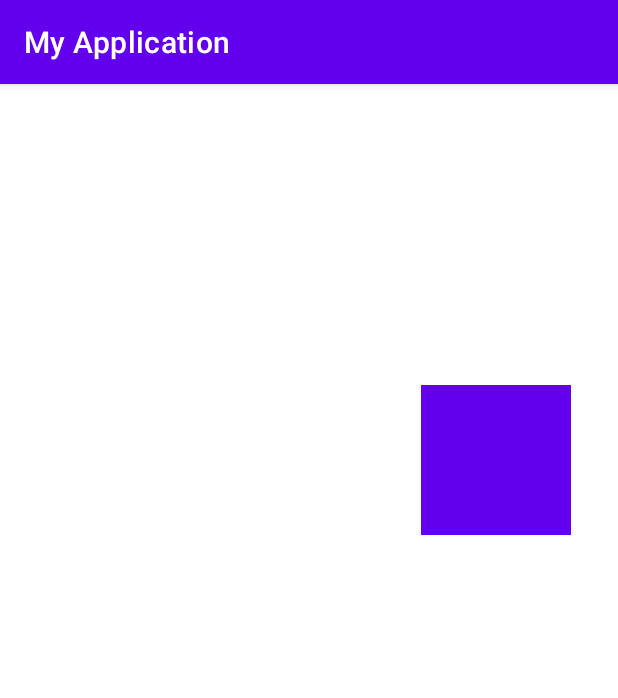
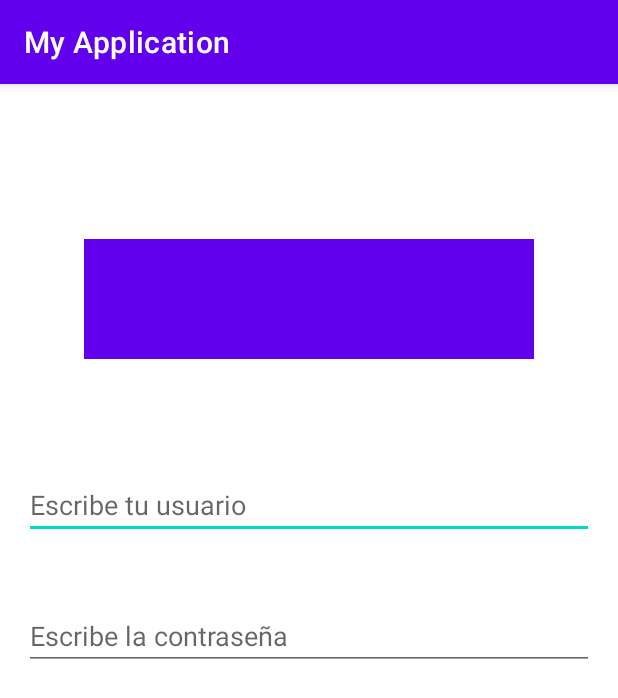
Before and after one commit to Bonifacio08/MyApplication, an Android app: the screen it shows after launch (MainActivity), on a phone screen of 412 x 824 dp. Shown: the top 698 px of the screen. Run offline under Robolectric (Android 15) with nearby library versions, the phone set to English and light mode, and no system bars.

Commit message:
EditText: Escribir usario terminado. EditText: Escribir contraseña terminado.

```diff
--- a/app/src/main/res/layout/activity_main.xml
+++ b/app/src/main/res/layout/activity_main.xml
@@ -7,14 +7,41 @@
     tools:context=".MainActivity">
 
     <View
-        android:layout_width="100dp"
-        android:layout_height="100dp"
+        android:id="@+id/viewLogo"
+        android:layout_width="300dp"
+        android:layout_height="80dp"
         android:background="@color/purple_500"
-        app:layout_constraintHorizontal_bias="0.9"
-        app:layout_constraintVertical_bias="0.3"
+        app:layout_constraintHorizontal_bias="0.5"
+        app:layout_constraintVertical_bias="0.15"
         app:layout_constraintBottom_toBottomOf="parent"
         app:layout_constraintEnd_toEndOf="parent"
         app:layout_constraintStart_toStartOf="parent"
         app:layout_constraintTop_toTopOf="parent" />
 
+    <EditText
+        android:id="@+id/etUser"
+        android:layout_width="0dp"
+        android:layout_marginStart="16dp"
+        android:layout_marginEnd="16dp"
+        android:layout_height="wrap_content"
+        android:hint="Escribe tu usuario"
+        app:layout_constraintVertical_bias="0.25"
+        app:layout_constraintEnd_toEndOf="parent"
+        app:layout_constraintStart_toStartOf="parent"
+        app:layout_constraintTop_toTopOf="@id/viewLogo"
+        app:layout_constraintBottom_toBottomOf="parent"/>
+
+    <EditText
+        android:id="@+id/etPassword"
+        android:layout_width="0dp"
+        android:layout_height="wrap_content"
+        app:layout_constraintVertical_bias="0.1"
+        android:layout_marginStart="16dp"
+        android:layout_marginEnd="16dp"
+        android:hint="Escribe la contraseña"
+        app:layout_constraintBottom_toBottomOf="parent"
+        app:layout_constraintEnd_toEndOf="parent"
+        app:layout_constraintStart_toStartOf="parent"
+        app:layout_constraintTop_toBottomOf="@id/etUser"/>
+
 </androidx.constraintlayout.widget.ConstraintLayout>
```
